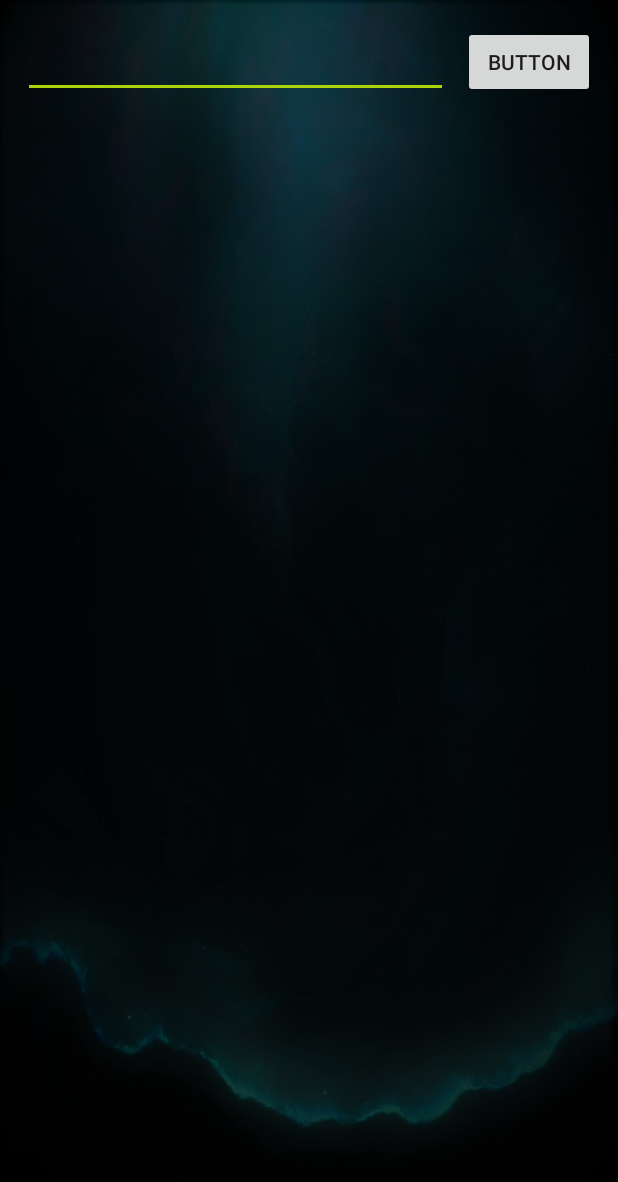
After one commit to vickynov13/Lists, an Android app: the SearchUser screen opened directly, with no data from a screen before it, on a phone screen of 412 x 824 dp. The commit adds this screen. Shown: the top 1182 px of the screen. Run offline under Robolectric (Android 15) with nearby library versions, the phone set to English and light mode, and no system bars.

Commit message:
user todo's and user search completed

```diff
--- a/app/build.gradle
+++ b/app/build.gradle
@@ -23,6 +23,7 @@ dependencies {
     implementation fileTree(dir: 'libs', include: ['*.jar'])
     implementation 'androidx.appcompat:appcompat:1.0.2'
     implementation 'androidx.constraintlayout:constraintlayout:1.1.3'
+    implementation "androidx.recyclerview:recyclerview:1.1.0"
     testImplementation 'junit:junit:4.12'
     androidTestImplementation 'androidx.test.ext:junit:1.1.0'
     androidTestImplementation 'androidx.test.espresso:espresso-core:3.1.1'
--- a/app/src/main/AndroidManifest.xml
+++ b/app/src/main/AndroidManifest.xml
@@ -14,8 +14,11 @@
         android:roundIcon="@mipmap/ic_launcher_round"
         android:supportsRtl="true"
         android:theme="@style/NoAction">
-        <activity android:name=".UserMain"></activity>
+        <activity android:name=".SearchUser">
+        </activity>
+        <activity android:name=".UserMain" />
         <activity android:name=".RegisterUser" />
+        <activity android:name=".ToDolistMain" />
         <activity android:name=".MainActivity">
             <intent-filter>
                 <action android:name="android.intent.action.MAIN" />
--- a/app/src/main/java/my/app/functions/PublicVar.java
+++ b/app/src/main/java/my/app/functions/PublicVar.java
@@ -9,6 +9,7 @@ public class PublicVar extends AppCompatActivity {
     public static ProgressBar spinner;
     //public static InputStream caInput;
     public static String userid;
+    public static String guestusername;
     public static String login_endpoint="https://gulunodejs.myvnc.com/api/login";
     public static String firstname, lastname, mobile, emailid;
 }
--- /dev/null
+++ b/app/src/main/java/my/app/lists/SearchUser.java
@@ -0,0 +1,133 @@
+package my.app.lists;
+
+import androidx.appcompat.app.AppCompatActivity;
+
+import android.os.AsyncTask;
+import android.os.Bundle;
+import android.view.View;
+import android.widget.AdapterView;
+import android.widget.ArrayAdapter;
+import android.widget.Button;
+import android.widget.EditText;
+import android.widget.ListView;
+import android.widget.ProgressBar;
+import android.widget.Toast;
+
+import org.json.JSONArray;
+import org.json.JSONException;
+import org.json.JSONObject;
+
+import java.io.IOException;
+import java.io.InputStream;
+
+import my.app.functions.CustomFunc1;
+import my.app.functions.PublicVar;
+
+public class SearchUser extends PublicVar {
+    EditText userinput_et;
+    Button submitsearch;
+    String userinput;
+    StringBuilder sb = new StringBuilder();
+    String[] itemTextArr;
+    String sqlresp =null;
+    ListView listView1;
+    ArrayAdapter<String> adapter;
+    JSONArray ja;
+
+
+    @Override
+    protected void onCreate(Bundle savedInstanceState) {
+        super.onCreate(savedInstanceState);
+        setContentView(R.layout.activity_search_user);
+        userinput_et = (EditText)findViewById(R.id.editText3);
+        submitsearch = (Button)findViewById(R.id.button3);
+        listView1 = (ListView) findViewById(R.id.userlist);
+        spinner=(ProgressBar)findViewById(R.id.progressBar3);
+        spinner.setVisibility(View.GONE);
+        //ArrayAdapter<String> adapter = new ArrayAdapter<String>(this,android.R.layout.simple_list_item_1, itemTextArr);
+        submitsearch.setOnClickListener(new View.OnClickListener() {
+            @Override
+            public void onClick(View v) {
+                spinner.setVisibility(View.VISIBLE);
+
+                new UserlistData().execute("");
+            }
+        });
+        userinput_et.setOnFocusChangeListener(new View.OnFocusChangeListener() {
+            @Override
+            public void onFocusChange(View v, boolean hasFocus) {
+
+                    userinput_et.setText("");
+
+            }
+        });
+        listView1.setOnItemClickListener(new AdapterView.OnItemClickListener() {
+            @Override
+            public void onItemClick(AdapterView<?> parent, View view, int position, long id) {
+
+                String item = Integer.toString(position);
+                try {
+                    JSONObject object3 = ja.getJSONObject(position);
+                    guestusername = object3.getString("username");
+                } catch (JSONException e) {
+                    e.printStackTrace();
+                }
+                Toast.makeText(getBaseContext(), guestusername, Toast.LENGTH_LONG).show();
+
+            }
+        });
+    }
+
+
+    private class UserlistData extends AsyncTask<String, Void, String> {
+        InputStream caInput;
+        JSONObject jsonObject;
+        @Override
+        protected String doInBackground(String... params) {
+            sb= CustomFunc1.getresponsebody(caInput,"https://gulunodejs.myvnc.com:4050/api/usersearchresult","POST",jsonObject);
+            try {
+                JSONObject ress = new JSONObject(sb.toString());
+                ja = ress.getJSONArray("data");
+                int listlen;
+                listlen=ja.length();
+                itemTextArr=new String[listlen];
+                for(int i=0;i<listlen;i++) {
+                    JSONObject object3 = ja.getJSONObject(i);
+                    itemTextArr[i] = object3.getString("name");
+                    //itemTextArr[i]=sqlresp;
+                }
+            } catch (JSONException e) {
+                e.printStackTrace();
+            }
+            adapter = new ArrayAdapter<String>(getApplicationContext(),R.layout.simple_list_font, itemTextArr);
+
+            return null;
+        }
+
+        @Override
+        protected void onPostExecute(String result) {
+
+            listView1.setAdapter(adapter);
+            spinner.setVisibility(View.GONE);
+        }
+
+        @Override
+        protected void onPreExecute() {
+            jsonObject = new JSONObject();
+            userinput = userinput_et.getText().toString();
+            try {
+                jsonObject.put("userinput",userinput);
+            } catch (JSONException e) {
+                e.printStackTrace();
+            }
+            try {
+                caInput = getAssets().open("server.cert");
+            } catch (IOException e) {
+                e.printStackTrace();
+            }
+        }
+        @Override
+        protected void onProgressUpdate(Void... values) {
+        }
+    }
+}
--- /dev/null
+++ b/app/src/main/res/layout/activity_search_user.xml
@@ -0,0 +1,62 @@
+<?xml version="1.0" encoding="utf-8"?>
+<androidx.constraintlayout.widget.ConstraintLayout xmlns:android="http://schemas.android.com/apk/res/android"
+    xmlns:app="http://schemas.android.com/apk/res-auto"
+    xmlns:tools="http://schemas.android.com/tools"
+    android:layout_width="match_parent"
+    android:layout_height="match_parent"
+    android:background="@drawable/userbg"
+    tools:context=".SearchUser">
+
+    <EditText
+        android:id="@+id/editText3"
+        style="@style/Widget.AppCompat.EditText"
+        android:layout_width="0dp"
+        android:layout_height="wrap_content"
+        android:layout_marginStart="15dp"
+        android:layout_marginLeft="15dp"
+        android:layout_marginTop="20dp"
+        android:layout_marginEnd="10dp"
+        android:layout_marginRight="10dp"
+        android:ems="10"
+        android:inputType="textPersonName"
+        android:text="@string/searchfield"
+        android:textColor="#FFCA28"
+        android:textSize="18sp"
+        app:layout_constraintEnd_toStartOf="@+id/button3"
+        app:layout_constraintStart_toStartOf="parent"
+        app:layout_constraintTop_toTopOf="parent" />
+
+    <Button
+        android:id="@+id/button3"
+        android:layout_width="wrap_content"
+        android:layout_height="wrap_content"
+        android:layout_marginEnd="15dp"
+        android:layout_marginRight="15dp"
+        android:text="Button"
+        app:layout_constraintBottom_toBottomOf="@+id/editText3"
+        app:layout_constraintEnd_toEndOf="parent" />
+
+    <ListView
+        android:id="@+id/userlist"
+        android:layout_width="match_parent"
+        android:layout_height="wrap_content"
+        android:layout_marginStart="20dp"
+        android:layout_marginLeft="20dp"
+        android:layout_marginTop="20dp"
+        android:layout_marginEnd="20dp"
+        android:layout_marginRight="20dp"
+        app:layout_constraintEnd_toEndOf="parent"
+        app:layout_constraintStart_toStartOf="parent"
+        app:layout_constraintTop_toBottomOf="@+id/editText3" />
+
+    <ProgressBar
+        android:id="@+id/progressBar3"
+        style="?android:attr/progressBarStyle"
+        android:layout_width="wrap_content"
+        android:layout_height="wrap_content"
+        app:layout_constraintBottom_toBottomOf="parent"
+        app:layout_constraintEnd_toEndOf="parent"
+        app:layout_constraintStart_toStartOf="parent"
+        app:layout_constraintTop_toTopOf="parent" />
+
+</androidx.constraintlayout.widget.ConstraintLayout>
--- a/app/src/main/res/values/strings.xml
+++ b/app/src/main/res/values/strings.xml
@@ -18,5 +18,7 @@
     <string name="mobileno">Mobile No : </string>
     <string name="emailid">E-mail : </string>
     <string name="optiona">Manage Options</string>
-    <string name="todo">To Do\'s</string>
+    <string name="mytodo">My To Do\'s</string>
+    <string name='searchfield'>Enter any user related data</string>string>
+    <string name='searchuser'>Search User</string>string>
 </resources>
```
Also changed, not shown: app/src/main/java/my/app/listpack/ListViewItemCheckboxBaseAdapter.java (added, +81 -0 lines), app/src/main/java/my/app/listpack/ListViewItemDTO.java (added, +23 -0 lines), app/src/main/java/my/app/listpack/ListViewItemViewHolder.java (added, +35 -0 lines), app/src/main/java/my/app/lists/ToDolistMain.java (added, +232 -0 lines), app/src/main/java/my/app/lists/UserMain.java (+30 -0 lines), app/src/main/res/layout/activity_list_view_with_checkbox_item.xml (added, +26 -0 lines), app/src/main/res/layout/activity_todolist.xml (added, +76 -0 lines), app/src/main/res/layout/activity_user_main.xml (+20 -0 lines), app/src/main/res/layout/simple_list_font.xml (added, +9 -0 lines).
